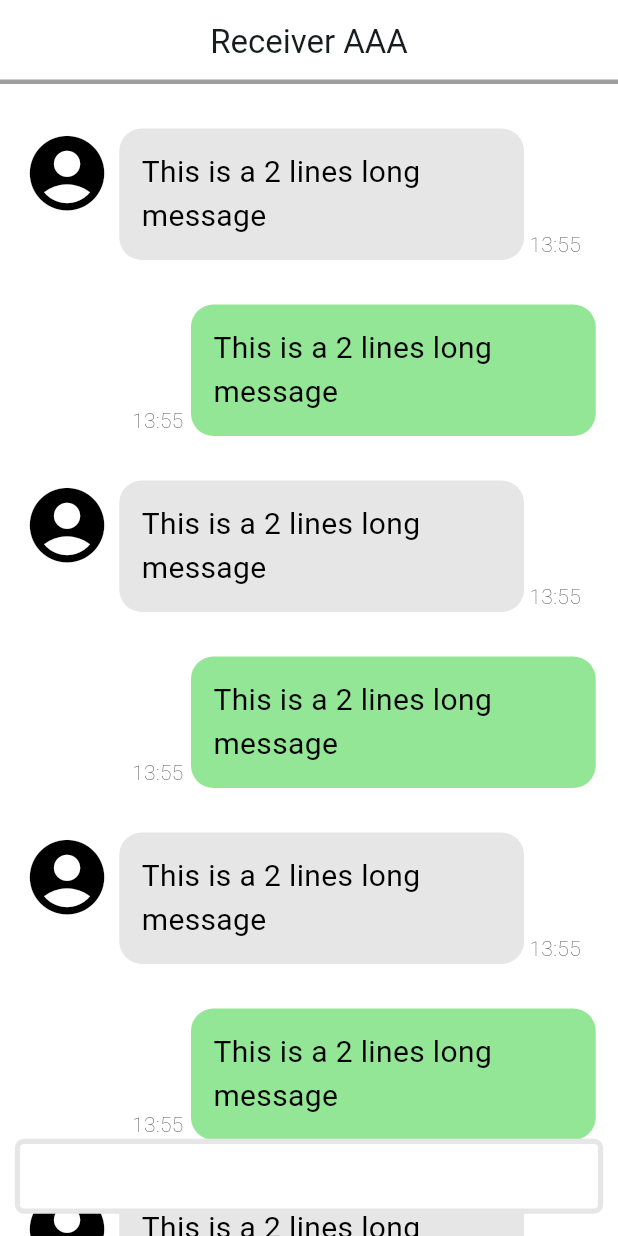
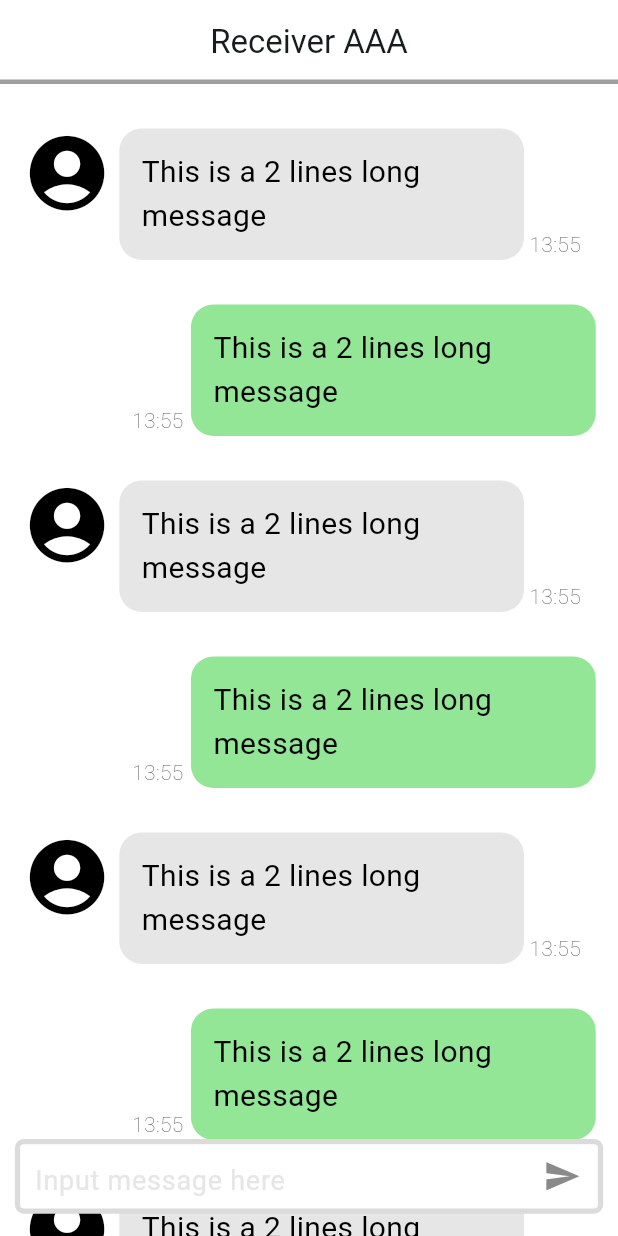
Before and after one commit to HOSHICHEN7267/ITS_chatbot, a Flutter app: the screen it shows after launch, on a phone screen of 412 x 824 dp. Run offline on Flutter 3.47's test engine with Material 3 defaults, Android fonts, the phone set to English and light mode, and no system bars.

Commit message:
Phase 3: Put textfield and send button on screen

```diff
--- a/lib/pages/chat_page.dart
+++ b/lib/pages/chat_page.dart
@@ -62,13 +62,38 @@ class _ChatPageState extends State<ChatPage> {
                     vertical: screenWidth * 0.036,
                     horizontal: screenWidth * 0.024),
                 child: Container(
-                  height: 50,
+                  height: screenWidth * 0.121,
                   decoration: BoxDecoration(
                       color: Colors.white,
                       borderRadius: BorderRadius.circular(6),
                       border: Border.all(
-                          color: Theme.of(context).colorScheme.secondary,
+                          color: const Color.fromARGB(255, 219, 219, 219),
                           width: 3.5)),
+                  child: Row(
+                    mainAxisAlignment: MainAxisAlignment.start,
+                    crossAxisAlignment: CrossAxisAlignment.center,
+                    children: <Widget>[
+                      SizedBox(
+                        width: screenWidth * 0.024,
+                      ),
+                      Expanded(
+                          child: TextField(
+                        textAlign: TextAlign.left,
+                        decoration: InputDecoration(
+                            hintText: "Input message here",
+                            hintStyle: TextStyle(
+                                color: Theme.of(context).colorScheme.secondary,
+                                fontSize: 18.0),
+                            border: InputBorder.none),
+                      )),
+                      IconButton(
+                        icon: const Icon(Icons.send),
+                        iconSize: 25.0,
+                        color: const Color.fromARGB(255, 138, 138, 138),
+                        onPressed: () {},
+                      )
+                    ],
+                  ),
                 ),
               ),
             )
```
